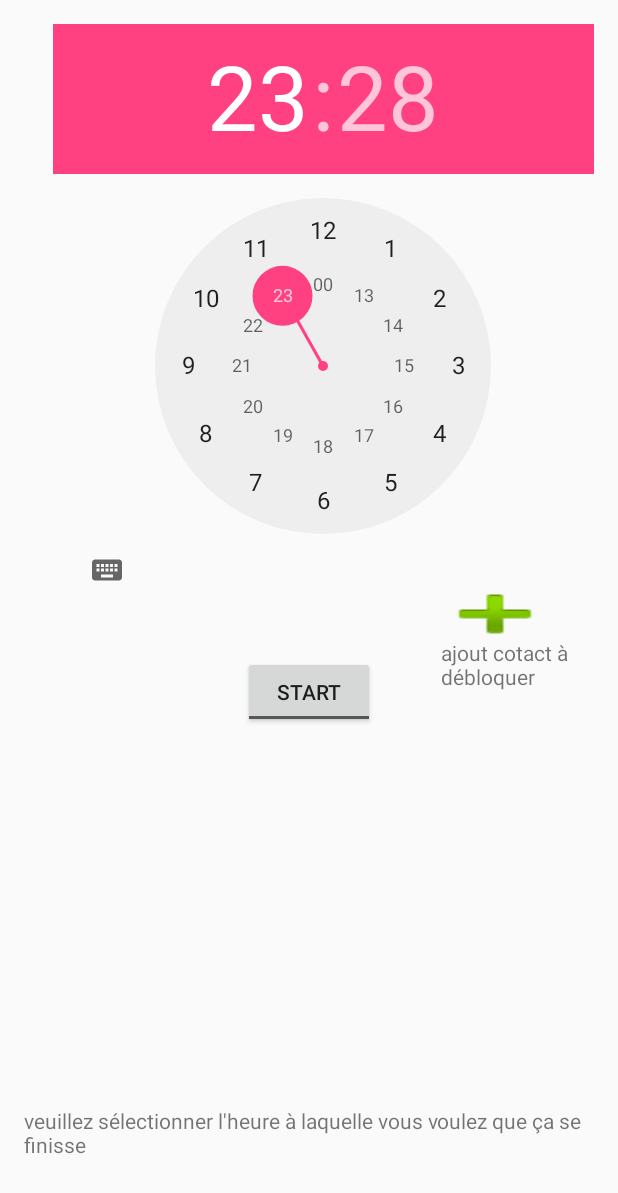
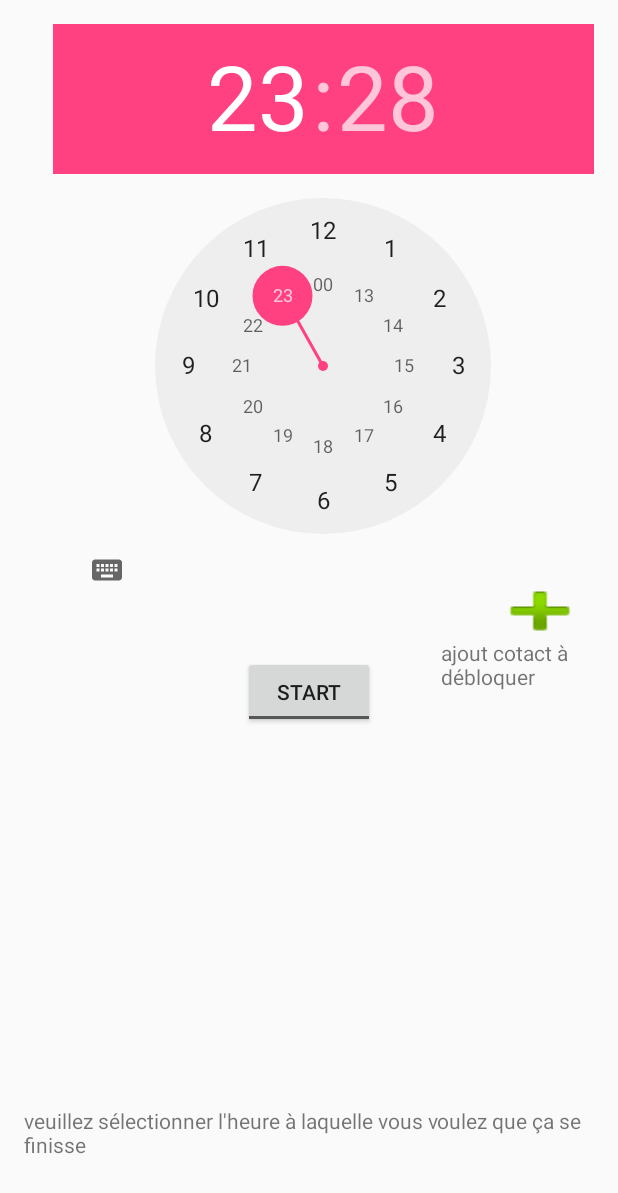
Before and after one commit to larako/INF4041_Dereydellet_Spanneut, an Android app: the screen it shows after launch (MainActivity), on a phone screen of 412 x 824 dp. Shown: the top 1193 px of the screen. Run offline under Robolectric (Android 15) with nearby library versions, the phone set to English and light mode, and no system bars.

Commit message:
ajout bloquer et debloquer appel

```diff
--- a/app/src/main/res/layout/activity_main.xml
+++ b/app/src/main/res/layout/activity_main.xml
@@ -58,14 +58,14 @@
     <Button
         android:layout_width="wrap_content"
         android:layout_height="wrap_content"
-        android:layout_marginBottom="27dp"
+        android:layout_marginBottom="29dp"
         android:id="@+id/plus"
         android:onClick="clickContact"
         android:background="@android:drawable/ic_input_add"
         android:layout_alignBottom="@+id/textView4"
-        android:layout_alignParentRight="true"
-        android:layout_alignParentEnd="true"
-        android:layout_marginRight="22dp"
-        android:layout_marginEnd="22dp" />
+        android:layout_alignLeft="@+id/textView4"
+        android:layout_alignStart="@+id/textView4"
+        android:layout_marginLeft="30dp"
+        android:layout_marginStart="30dp" />
 
 </RelativeLayout>
```
